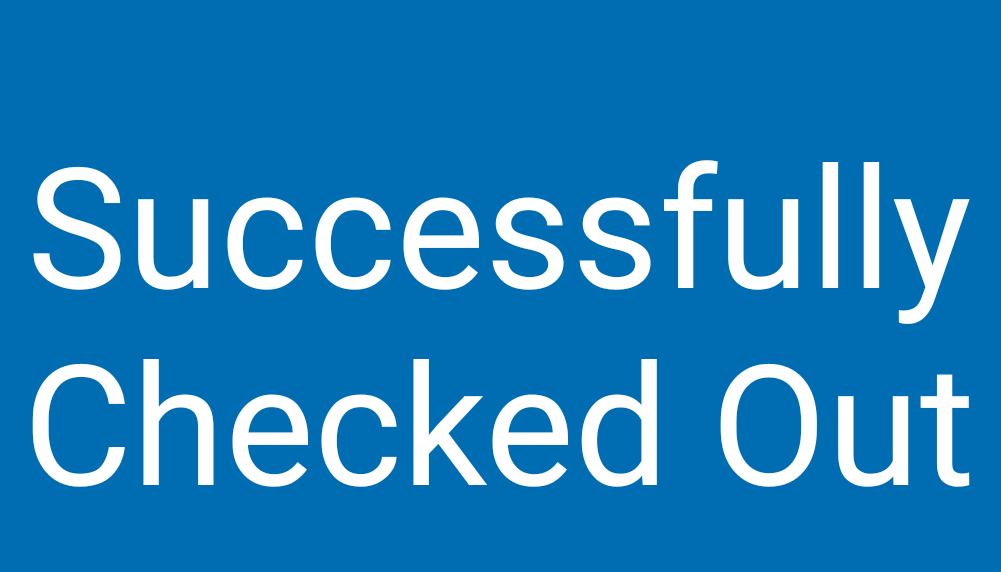
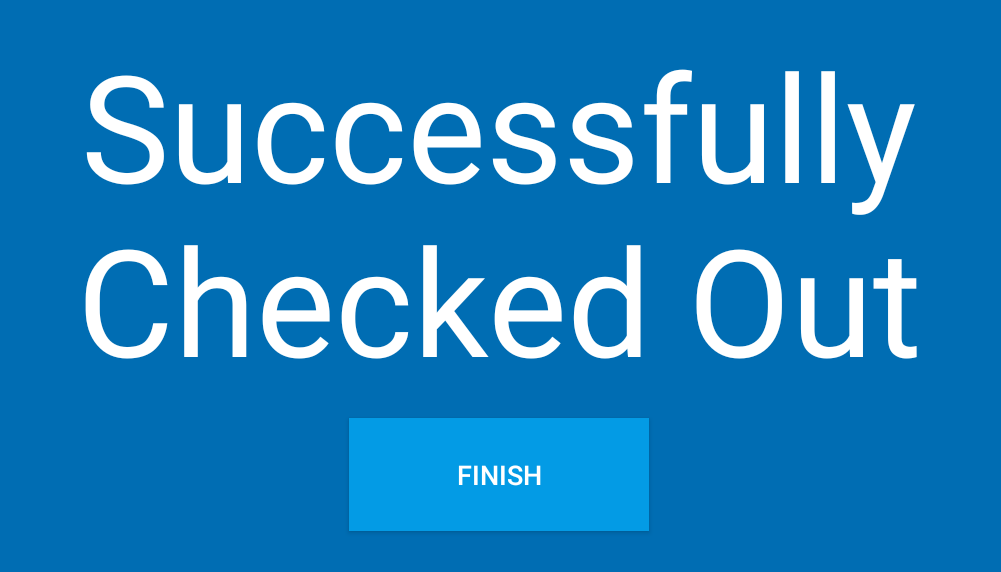
Before and after one commit to rmorga51/Android-Application-with-NFC, an Android app: the CheckOutSuccessfulActivity screen opened directly, with no data from a screen before it, on a phone screen of 824 x 412 dp (held sideways). Shown: the top 572 px of the screen, without its empty margins (119-1120 px from the left). Run offline under Robolectric (Android 15) with nearby library versions, the phone set to English and light mode, and no system bars.

Commit message:
Added finish button to successful checkout screen

```diff
--- a/Smart Access/app/src/main/java/com/group4/smartaccess/CheckOutSuccessfulActivity.java
+++ b/Smart Access/app/src/main/java/com/group4/smartaccess/CheckOutSuccessfulActivity.java
@@ -21,6 +21,12 @@ public class CheckOutSuccessfulActivity extends AppCompatActivity {
     public void onResume(){
         super.onResume();
         FullScreencall();
+    }
+
+    public void finish (View view) {
+        Intent finish = new Intent (this, KioskModeActivity.class);
+        startActivity(finish);
+        returnTimer.cancel();
     }
 
     public void FullScreencall() {
--- a/Smart Access/app/src/main/res/layout/activity_check_out_successful.xml
+++ b/Smart Access/app/src/main/res/layout/activity_check_out_successful.xml
@@ -10,16 +10,33 @@
     <TextView
         android:id="@+id/textView25"
         android:layout_width="match_parent"
-        android:layout_height="0dp"
+        android:layout_height="250dp"
         android:layout_marginStart="32dp"
         android:layout_marginTop="16dp"
         android:layout_marginEnd="32dp"
         android:gravity="center"
         android:text="@string/SuccessfulCheckOut"
         app:autoSizeTextType="uniform"
-        app:layout_constraintBottom_toBottomOf="parent"
         app:layout_constraintEnd_toEndOf="parent"
         app:layout_constraintHorizontal_bias="0.5"
         app:layout_constraintStart_toStartOf="parent"
         app:layout_constraintTop_toTopOf="parent" />
+
+    <Button
+        android:id="@+id/button13"
+        android:layout_width="200dp"
+        android:layout_height="75dp"
+        android:layout_marginStart="8dp"
+        android:layout_marginTop="8dp"
+        android:layout_marginEnd="8dp"
+        android:layout_marginBottom="8dp"
+        android:background="@color/colorPrimary"
+        android:onClick="finish"
+        android:text="@string/ReturnButton"
+        android:textSize="18sp"
+        app:layout_constraintBottom_toBottomOf="parent"
+        app:layout_constraintEnd_toEndOf="parent"
+        app:layout_constraintStart_toStartOf="parent"
+        app:layout_constraintTop_toBottomOf="@+id/textView25"
+        app:layout_constraintVertical_bias="0.07999998" />
 </android.support.constraint.ConstraintLayout>
```
